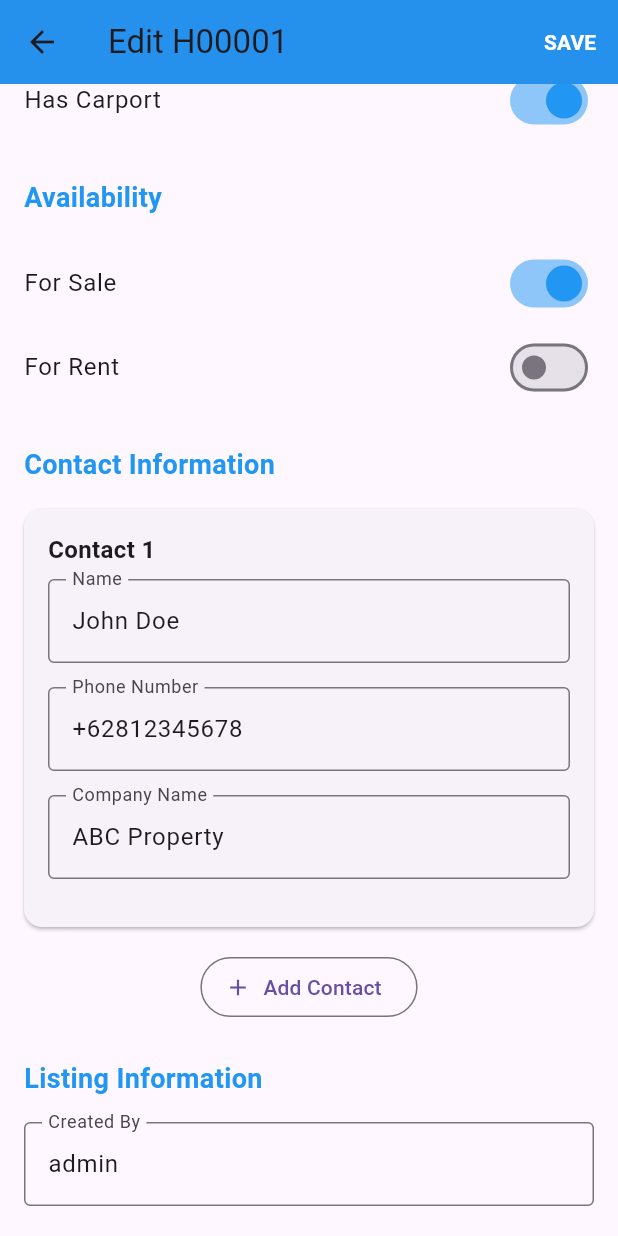
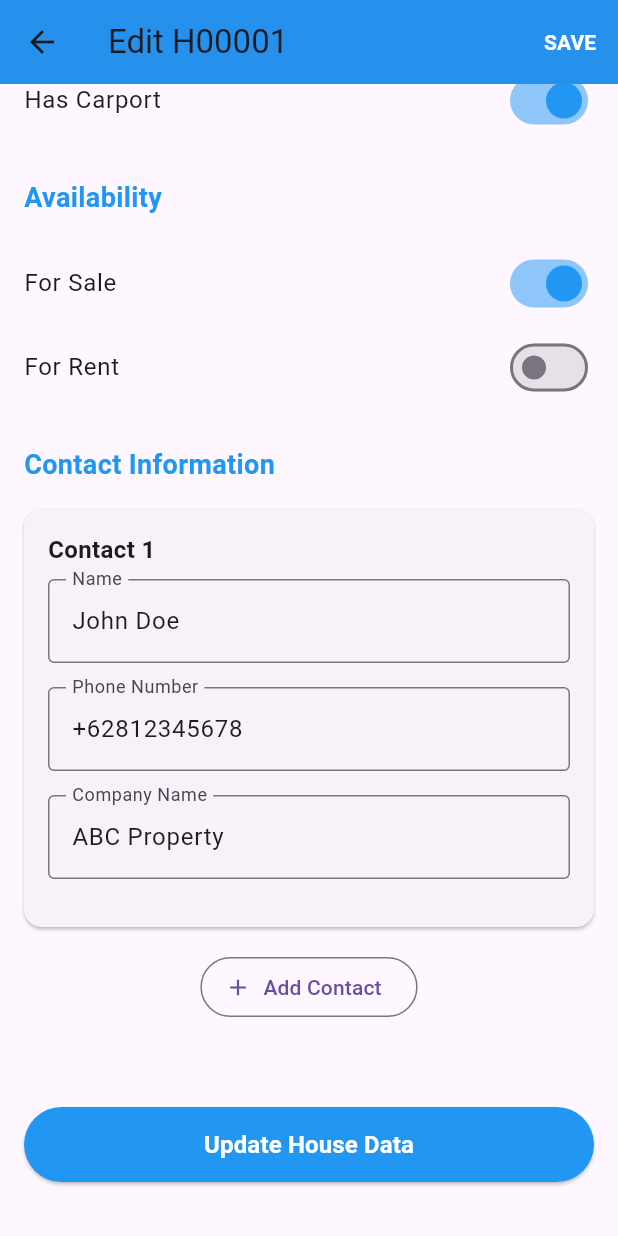
Before and after one commit to Dryluigi/ai-house-parser-mobile, a Flutter app: the EditHousePage screen opened directly with sample values from the repository, scrolled down 1419 dp, on a phone screen of 412 x 824 dp. Run offline on Flutter 3.47's test engine with Material 3 defaults, Android fonts, the light colour scheme and no system bars; our stand-ins replace cached_network_image, flutter_contacts, flutter_dotenv, flutter_speed_dial, geolocator, image_picker; missing offline and left inert: exif; network calls fail.

Commit message:
fix(edit-house-page): remove created by field

```diff
--- a/lib/features/house/presentation/pages/edit_house/edit_house_page.dart
+++ b/lib/features/house/presentation/pages/edit_house/edit_house_page.dart
@@ -36,7 +36,6 @@ class _EditHousePageState extends State<EditHousePage> {
   final _bedroomCountController = TextEditingController();
   final _bathroomCountController = TextEditingController();
   final _electricityCapacityController = TextEditingController();
-  final _createdByController = TextEditingController();
 
   // Boolean values
   bool _isSHM = false;
@@ -121,7 +120,6 @@ class _EditHousePageState extends State<EditHousePage> {
         widget.houseData.bathroomCount?.toInt().toString() ?? '';
     _electricityCapacityController.text =
         widget.houseData.electricityCapacity?.toInt().toString() ?? '';
-    _createdByController.text = widget.houseData.createdBy;
 
     // Set boolean values
     _isSHM = widget.houseData.isSHM ?? false;
@@ -203,7 +201,6 @@ class _EditHousePageState extends State<EditHousePage> {
       "bedroom_count": toDouble(_bedroomCountController.text),
       "bathroom_count": toDouble(_bathroomCountController.text),
       "electricity_capacity": toDouble(_electricityCapacityController.text),
-      "created_by": _createdByController.text,
       "contacts": _contacts
           .map(
             (c) => {
@@ -308,7 +305,6 @@ class _EditHousePageState extends State<EditHousePage> {
     _bedroomCountController.dispose();
     _bathroomCountController.dispose();
     _electricityCapacityController.dispose();
-    _createdByController.dispose();
     _scrollController.dispose();
 
     // Dispose contact controllers
@@ -552,7 +548,7 @@ class _EditHousePageState extends State<EditHousePage> {
                 ),
                 _buildTextFormField(
                   controller: _streetRowWidthController,
-                  label: 'Street Width (m)',
+                  label: 'Street Width (car)',
                   hint: 'e.g., 6.0',
                   keyboardType: TextInputType.numberWithOptions(decimal: true),
                 ),
@@ -702,14 +698,6 @@ class _EditHousePageState extends State<EditHousePage> {
                 ),
 
                 const SizedBox(height: 24),
-
-                // Created By (Read-only)
-                _buildSectionTitle('Listing Information'),
-                _buildTextFormField(
-                  controller: _createdByController,
-                  label: 'Created By',
-                  hint: 'Enter creator name',
-                ),
 
                 const SizedBox(height: 32),
 
```
